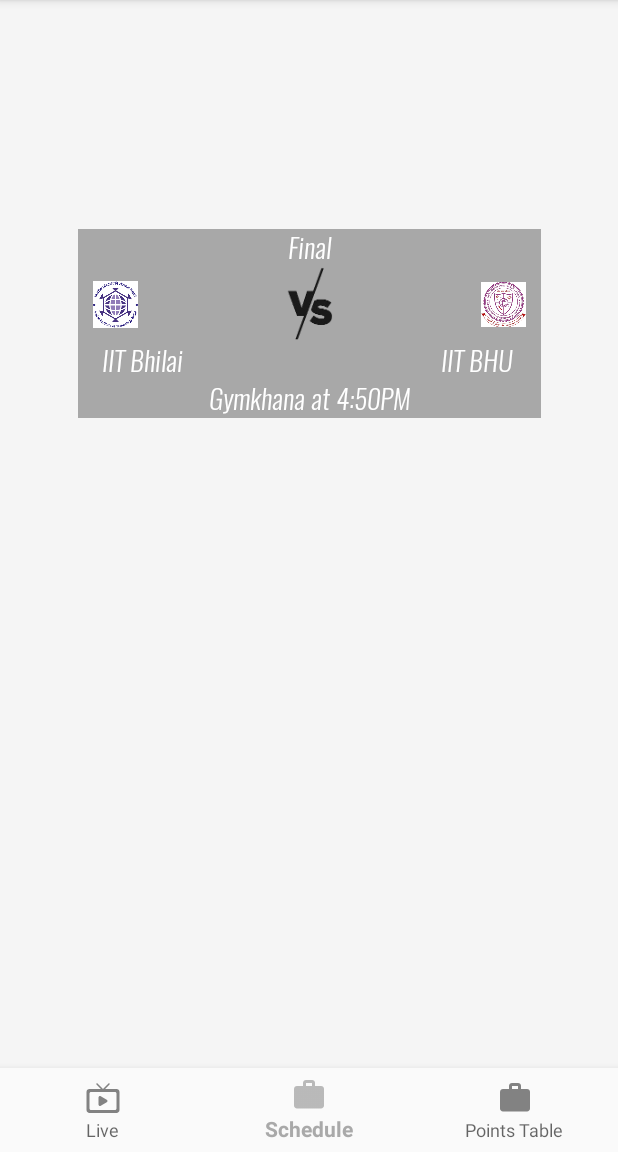
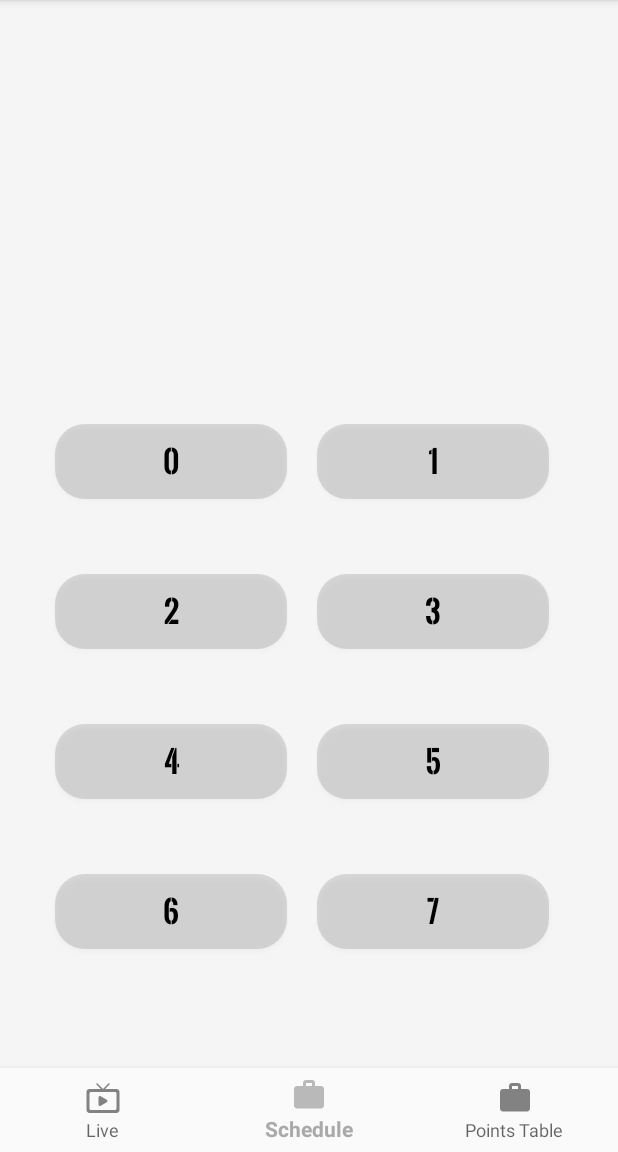
Before and after one commit to silversword05/InterIITSports2, an Android app: the ScheduleFragment screen opened through its navigation route, on a phone screen of 412 x 824 dp, the part 84-1236 px from its top. Run offline under Robolectric (Android 15) with nearby library versions, the phone set to English and light mode, and no system bars; our stand-ins replace navigation-ui; libraries missing offline, so code that uses them is left out: io.paperdb; 6 statements that could not run were skipped.

Commit message:
Added Day list for schedule

```diff
--- a/app/build.gradle
+++ b/app/build.gradle
@@ -33,6 +33,9 @@ dependencies {
     implementation 'com.github.bumptech.glide:glide:4.10.0'
     implementation 'com.google.firebase:firebase-storage:19.1.0'
     implementation 'com.google.firebase:firebase-auth:19.2.0'
+    implementation 'com.google.api-client:google-api-client:1.30.4'
+    implementation 'com.google.oauth-client:google-oauth-client-jetty:1.30.4'
+    implementation 'com.google.apis:google-api-services-sheets:v4-rev581-1.25.0'
     annotationProcessor 'com.github.bumptech.glide:compiler:4.10.0'
     testImplementation 'junit:junit:4.12'
     androidTestImplementation 'androidx.test.ext:junit:1.1.1'
--- a/app/src/main/AndroidManifest.xml
+++ b/app/src/main/AndroidManifest.xml
@@ -15,6 +15,7 @@
         android:roundIcon="@mipmap/ic_launcher_round"
         android:supportsRtl="true"
         android:theme="@style/AppTheme">
+        <activity android:name=".PreviousTeamSchedule"></activity>
         <activity android:name=".EnquiryActivity" />
         <activity
             android:name=".SpecificSportsActivity"
--- /dev/null
+++ b/app/src/main/java/com/example/interiitsports2/adaptars/DayGridAdapter.java
@@ -0,0 +1,71 @@
+package com.example.interiitsports2.adaptars;
+
+import android.content.Context;
+import android.content.Intent;
+import android.view.LayoutInflater;
+import android.view.View;
+import android.view.ViewGroup;
+import android.widget.Button;
+import android.widget.Toast;
+
+import androidx.annotation.NonNull;
+import androidx.recyclerview.widget.GridLayoutManager;
+import androidx.recyclerview.widget.RecyclerView;
+
+import com.example.interiitsports2.PreviousTeamSchedule;
+import com.example.interiitsports2.R;
+
+import java.util.ArrayList;
+
+import io.paperdb.Paper;
+
+public class DayGridAdapter extends androidx.recyclerview.widget.RecyclerView.Adapter<DayGridAdapter.DayViewHolder> {
+
+	private ArrayList<Integer> days;
+	private Context context;
+
+	public DayGridAdapter(Context context){
+		this.context = context;
+		days = new ArrayList<>();
+		for(int i=0; i<=7; i++){
+			days.add(i);
+		}
+	}
+
+	@NonNull
+	@Override
+	public DayViewHolder onCreateViewHolder(@NonNull ViewGroup parent, int viewType) {
+		View dayEditableView = LayoutInflater.from(parent.getContext()).inflate(R.layout.day_grid, parent, false);
+		GridLayoutManager.LayoutParams params = (GridLayoutManager.LayoutParams) dayEditableView.getLayoutParams();
+		params.height = 150;
+		dayEditableView.setLayoutParams(params);
+		return new DayGridAdapter.DayViewHolder(dayEditableView);
+	}
+
+	@Override
+	public void onBindViewHolder(@NonNull DayViewHolder holder, final int position) {
+		holder.dayName.setText(String.valueOf(days.get(position)));
+		holder.dayName.setOnClickListener(new View.OnClickListener() {
+			@Override
+			public void onClick(View v) {
+				//Toast.makeText(context, "Day "+position, Toast.LENGTH_SHORT).show();
+				Paper.book().write("Day", position);
+				Intent intent = new Intent(context, PreviousTeamSchedule.class);
+				context.startActivity(intent);
+			}
+		});
+	}
+
+	@Override
+	public int getItemCount() {
+		return days.size();
+	}
+
+	class DayViewHolder extends RecyclerView.ViewHolder{
+		Button dayName;
+		DayViewHolder(@NonNull View itemView) {
+			super(itemView);
+			dayName = itemView.findViewById(R.id.dayName);
+		}
+	}
+}
--- a/app/src/main/java/com/example/interiitsports2/adaptars/ScheduleTeamViewAdapter.java
+++ b/app/src/main/java/com/example/interiitsports2/adaptars/ScheduleTeamViewAdapter.java
@@ -21,9 +21,12 @@ public class ScheduleTeamViewAdapter extends androidx.recyclerview.widget.Recycl
 	private ArrayList<ScheduleTeamData> scheduleTeamDataArrayList = new ArrayList<>();
 	private String game;
 	private Context context;
+	private int day;
 
-	public ScheduleTeamViewAdapter(Context context, String game){
+	public ScheduleTeamViewAdapter(Context context, String game, int day){
 		this.context = context;
+		this.day = day;
+		this.game = game;
 		scheduleTeamDataArrayList.add(ScheduleTeamData.processJson(context));
 	}
 
--- a/app/src/main/java/com/example/interiitsports2/sports_page_ui/ScheduleFragment.java
+++ b/app/src/main/java/com/example/interiitsports2/sports_page_ui/ScheduleFragment.java
@@ -7,10 +7,12 @@ import android.view.ViewGroup;
 
 import androidx.annotation.NonNull;
 import androidx.fragment.app.Fragment;
+import androidx.recyclerview.widget.GridLayoutManager;
 import androidx.recyclerview.widget.LinearLayoutManager;
 import androidx.recyclerview.widget.RecyclerView;
 
 import com.example.interiitsports2.R;
+import com.example.interiitsports2.adaptars.DayGridAdapter;
 import com.example.interiitsports2.adaptars.ScheduleIndividualViewAdapter;
 import com.example.interiitsports2.adaptars.ScheduleTeamViewAdapter;
 
@@ -21,6 +23,7 @@ import io.paperdb.Paper;
 public class ScheduleFragment extends Fragment {
 
 	private String[] individualGames = {"Weightlifting", "Athletics"};
+	private static final int no_of_columns = 2;
 
 	public View onCreateView(@NonNull LayoutInflater inflater,
 							 ViewGroup container, Bundle savedInstanceState) {
@@ -31,12 +34,15 @@ public class ScheduleFragment extends Fragment {
 		assert gameName != null;
 
 		RecyclerView recyclerView = view.findViewById(R.id.schedule_list);
-		recyclerView.setLayoutManager(new LinearLayoutManager(getContext()));
+
 
 		if(Arrays.asList(individualGames).contains(gameName)){
+			recyclerView.setLayoutManager(new LinearLayoutManager(getContext()));
 			recyclerView.setAdapter(new ScheduleIndividualViewAdapter(getContext(), gameName));
 		} else {
-			recyclerView.setAdapter(new ScheduleTeamViewAdapter(getContext(), gameName));
+			recyclerView.setPadding(15, 300, 30, 20);
+			recyclerView.setLayoutManager(new GridLayoutManager(getContext() ,no_of_columns));
+			recyclerView.setAdapter(new DayGridAdapter(getContext()));
 		}
 
 		return view;
--- /dev/null
+++ b/app/src/main/res/layout/day_grid.xml
@@ -0,0 +1,20 @@
+<?xml version="1.0" encoding="utf-8"?>
+<LinearLayout xmlns:android="http://schemas.android.com/apk/res/android"
+    xmlns:app="http://schemas.android.com/apk/res-auto"
+    xmlns:tools="http://schemas.android.com/tools"
+    android:orientation="vertical"
+    android:layout_width="match_parent"
+    android:layout_height="match_parent">
+
+    <Button
+        android:id="@+id/dayName"
+        android:layout_width="match_parent"
+        android:layout_height="50dp"
+        android:background="@drawable/rounded_button"
+        android:fontFamily="@font/oswaldstencil"
+        android:textAlignment="center"
+        android:textColor="@android:color/black"
+        android:adjustViewBounds="true"
+        android:layout_margin="10dp"
+        android:textSize="20sp" />
+</LinearLayout>
```
Also changed, not shown: app/src/main/java/com/example/interiitsports2/PreviousTeamSchedule.java (added, +39 -0 lines), app/src/main/res/layout/activity_previous_team_schedule.xml (added, +27 -0 lines).
